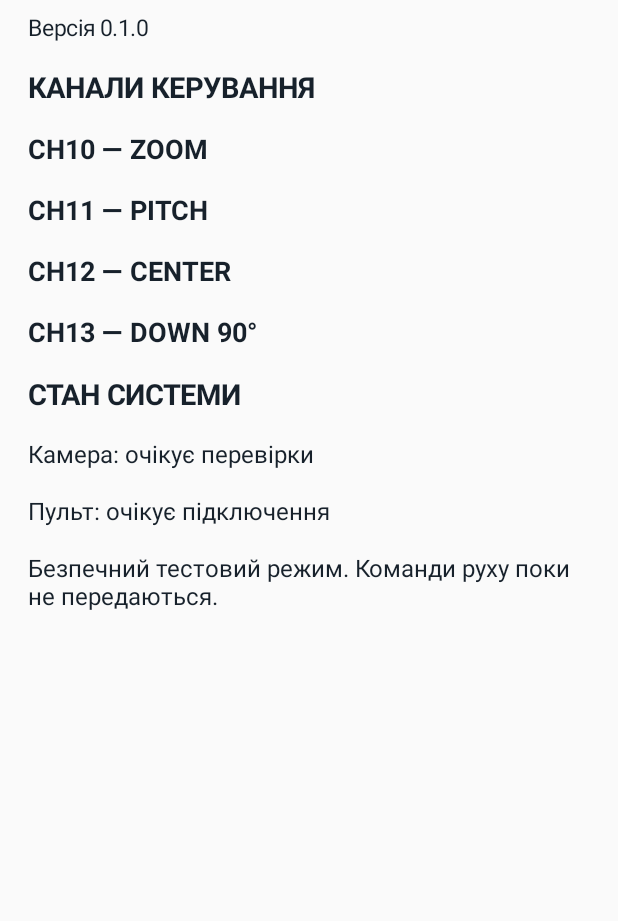
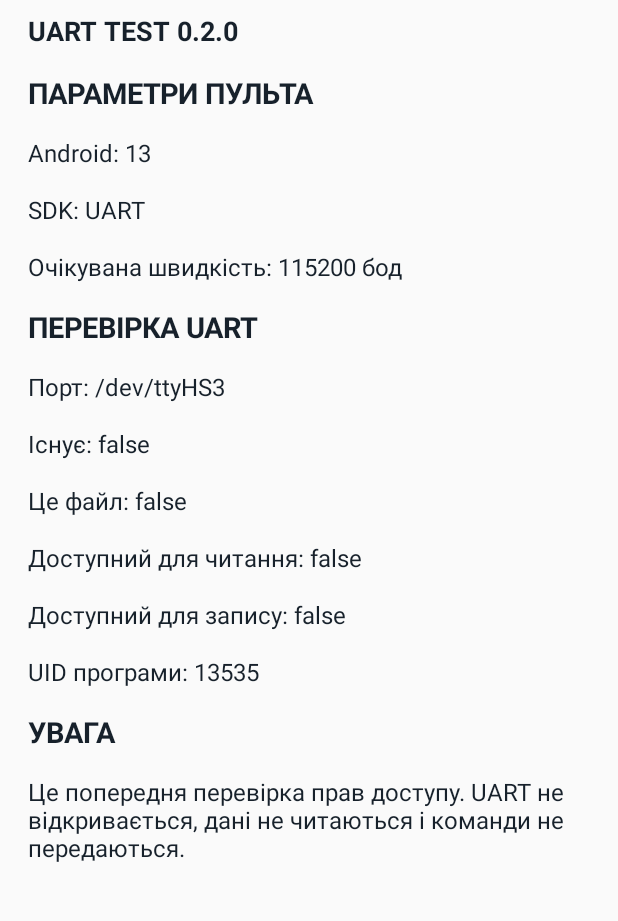
Before and after one commit to Vladimir1510/C12-Gimbal-Control, an Android app: the screen it shows after launch (MainActivity), on a phone screen of 412 x 824 dp, the part 113-1034 px from its top. Run offline under Robolectric (Android 15) with nearby library versions, the phone set to English and light mode, and no system bars.

Commit message:
Update MainActivity.kt

```diff
--- a/app/src/main/java/ua/vladimir/c12gimbal/MainActivity.kt
+++ b/app/src/main/java/ua/vladimir/c12gimbal/MainActivity.kt
@@ -1,12 +1,13 @@
-
 package ua.vladimir.c12gimbal
 
 import android.app.Activity
 import android.os.Bundle
+import android.os.Process
 import android.graphics.Typeface
 import android.view.Gravity
 import android.widget.LinearLayout
 import android.widget.TextView
+import java.io.File
 
 class MainActivity : Activity() {
 
@@ -30,22 +31,31 @@ class MainActivity : Activity() {
             root.addView(item)
         }
 
+        val port = File("/dev/ttyHS3")
+
         addText("C12 Gimbal Control", 26f, true)
-        addText("Версія 0.1.0", 15f)
-        addText("КАНАЛИ КЕРУВАННЯ", 19f, true)
+        addText("UART TEST 0.2.0", 18f, true)
 
-        addText("CH10 — ZOOM", 18f, true)
-        addText("CH11 — PITCH", 18f, true)
-        addText("CH12 — CENTER", 18f, true)
-        addText("CH13 — DOWN 90°", 18f, true)
+        addText("ПАРАМЕТРИ ПУЛЬТА", 19f, true)
+        addText("Android: 13")
+        addText("SDK: UART")
+        addText("Очікувана швидкість: 115200 бод")
 
-        addText("СТАН СИСТЕМИ", 19f, true)
-        addText("Камера: очікує перевірки")
-        addText("Пульт: очікує підключення")
+        addText("ПЕРЕВІРКА UART", 19f, true)
+        addText("Порт: /dev/ttyHS3")
+        addText("Існує: ${port.exists()}")
+        addText("Це файл: ${port.isFile}")
+        addText("Доступний для читання: ${port.canRead()}")
+        addText("Доступний для запису: ${port.canWrite()}")
+        addText("UID програми: ${Process.myUid()}")
 
         addText(
-            "Безпечний тестовий режим. " +
-            "Команди руху поки не передаються."
+            "УВАГА", 19f, true
+        )
+        addText(
+            "Це попередня перевірка прав доступу. " +
+            "UART не відкривається, дані не читаються " +
+            "і команди не передаються."
         )
 
         setContentView(root)
```
